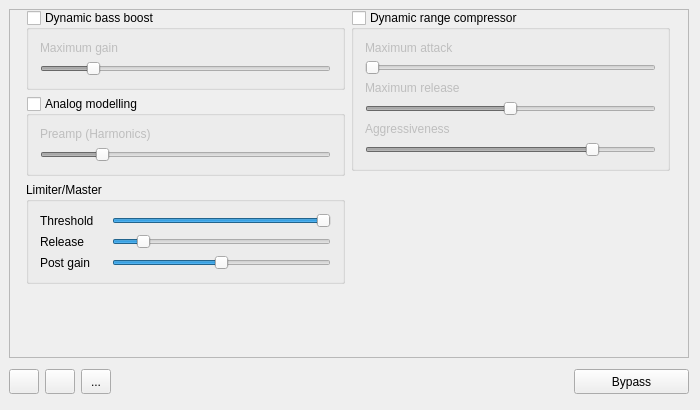
The window that src/MainWindow.ui (Audio4Linux/JDSP4Linux) describes before a commit, drawn with Qt 5.
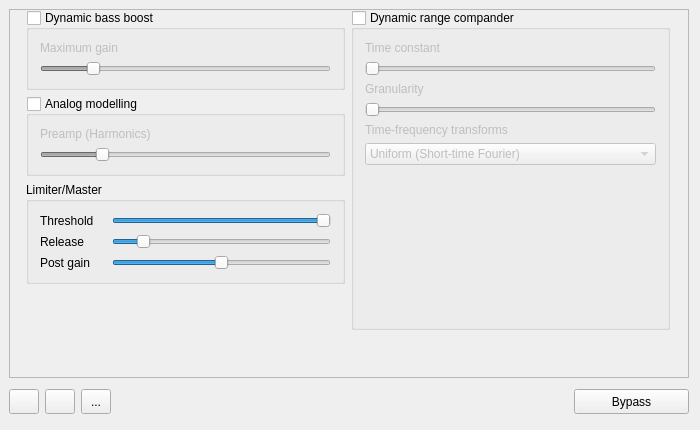
The same window after the commit. Icons and pictures are not drawn. Custom widgets are drawn as their Qt base class.

Commit message: feat: add UI support for the new compander effect

```diff
--- a/src/MainWindow.ui
+++ b/src/MainWindow.ui
@@ -7,13 +7,13 @@
     <x>0</x>
     <y>0</y>
     <width>700</width>
-    <height>410</height>
+    <height>430</height>
    </rect>
   </property>
   <property name="minimumSize">
    <size>
     <width>700</width>
-    <height>410</height>
+    <height>430</height>
    </size>
   </property>
   <property name="maximumSize">
@@ -311,7 +311,7 @@
                     <string>&lt;html&gt;&lt;head/&gt;&lt;body&gt;&lt;p&gt;&lt;span style=&quot; font-weight:600; text-decoration: underline;&quot;&gt;Dynamic range compressor&lt;/span&gt;&lt;/p&gt;&lt;p&gt;Enables/disables the dynamic range compressor, an automatic dynamic range flattener that can flatten the signal spectral to reduce transient; it is like a drum volume reducer.&lt;/p&gt;&lt;p&gt;&lt;span style=&quot; text-decoration: underline;&quot;&gt;Max attack:&lt;/span&gt; adjusts how fast the Dynamic Range Compressor reacts.&lt;/p&gt;&lt;p&gt;&lt;span style=&quot; text-decoration: underline;&quot;&gt;Max release:&lt;/span&gt; adjusts how slow the Dynamic Range Compressor is performing gain decay.&lt;/p&gt;&lt;p&gt;&lt;span style=&quot; text-decoration: underline;&quot;&gt;Aggressiveness:&lt;/span&gt; adjusts how strong the spectral flattening is going to be&lt;/p&gt;&lt;/body&gt;&lt;/html&gt;</string>
                    </property>
                    <property name="title">
-                    <string>Dynamic range compressor</string>
+                    <string>Dynamic range compander</string>
                    </property>
                    <property name="checkable">
                     <bool>true</bool>
@@ -323,7 +323,7 @@
                     <item>
                      <widget class="QLabel" name="comp_atk_label">
                       <property name="text">
-                       <string>Maximum attack</string>
+                       <string>Time constant</string>
                       </property>
                      </widget>
                     </item>
@@ -342,10 +342,13 @@
                        </size>
                       </property>
                       <property name="minimum">
-                       <number>0</number>
+                       <number>6</number>
                       </property>
                       <property name="maximum">
-                       <number>400</number>
+                       <number>30</number>
+                      </property>
+                      <property name="pageStep">
+                       <number>5</number>
                       </property>
                       <property name="orientation">
                        <enum>Qt::Horizontal</enum>
@@ -358,7 +361,7 @@
                     <item>
                      <widget class="QLabel" name="label_7">
                       <property name="text">
-                       <string>Maximum release</string>
+                       <string>Granularity</string>
                       </property>
                      </widget>
                     </item>
@@ -368,10 +371,13 @@
                        <number>0</number>
                       </property>
                       <property name="maximum">
-                       <number>400</number>
+                       <number>4</number>
+                      </property>
+                      <property name="pageStep">
+                       <number>1</number>
                       </property>
                       <property name="value">
-                       <number>200</number>
+                       <number>0</number>
                       </property>
                       <property name="orientation">
                        <enum>Qt::Horizontal</enum>
@@ -381,39 +387,42 @@
                     <item>
                      <widget class="QLabel" name="label_5">
                       <property name="text">
-                       <string>Aggressiveness</string>
+                       <string>Time-frequency transforms</string>
                       </property>
                      </widget>
                     </item>
                     <item>
-                     <widget class="QAnimatedSlider" name="comp_aggressiveness">
-                      <property name="minimum">
-                       <number>10</number>
-                      </property>
-                      <property name="maximum">
-                       <number>1000</number>
-                      </property>
-                      <property name="value">
-                       <number>800</number>
-                      </property>
-                      <property name="orientation">
-                       <enum>Qt::Horizontal</enum>
+                     <widget class="QComboBox" name="comp_tf_transforms">
+                      <item>
+                       <property name="text">
+                        <string>Uniform (Short-time Fourier)</string>
+                       </property>
+                      </item>
+                      <item>
+                       <property name="text">
+                        <string>Multiresolution (Continuous wavelet)</string>
+                       </property>
+                      </item>
+                      <item>
+                       <property name="text">
+                        <string>Multiresolution (Time domain)</string>
+                       </property>
+                      </item>
+                     </widget>
+                    </item>
+                    <item>
+                     <widget class="LiquidCompanderWidget" name="comp_response" native="true">
+                      <property name="minimumSize">
+                       <size>
+                        <width>0</width>
+                        <height>145</height>
+                       </size>
                       </property>
                      </widget>
                     </item>
                    </layout>
                   </widget>
                  </item>
-                 <item>
-                  <widget class="LiquidCompanderWidget" name="widget" native="true">
-                   <property name="minimumSize">
-                    <size>
-                     <width>0</width>
-                     <height>150</height>
-                    </size>
-                   </property>
-                  </widget>
-                 </item>
                  <item>
                   <spacer name="verticalSpacer_4">
                    <property name="orientation">
```
Left out of the diff: 8 changed lines with no effect on the pictures. The commit also changes 9 other files.
